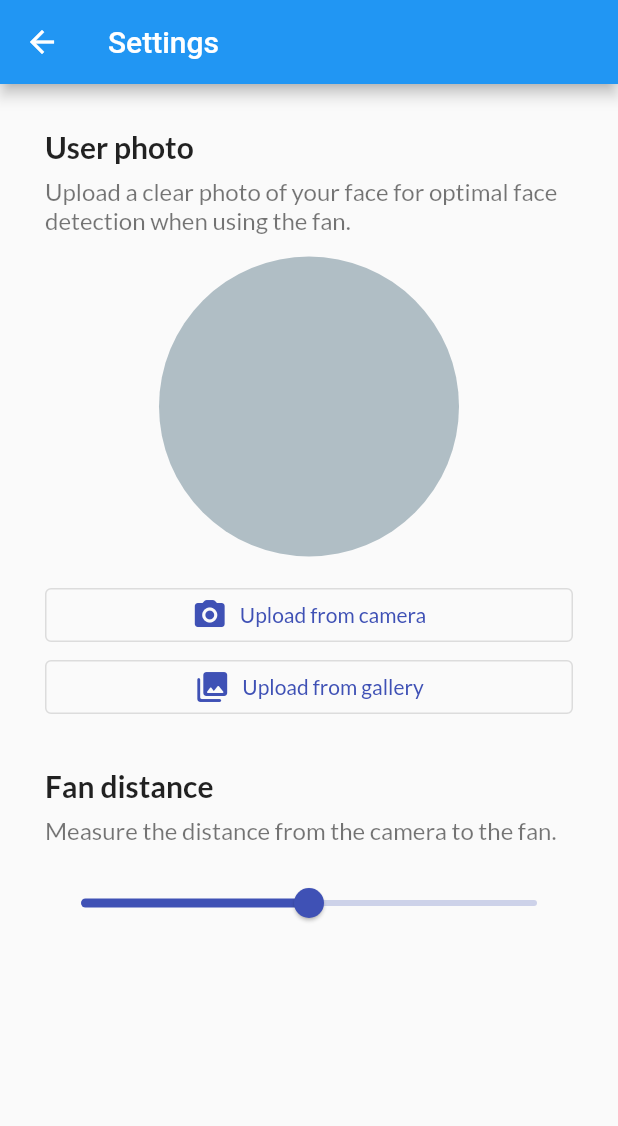
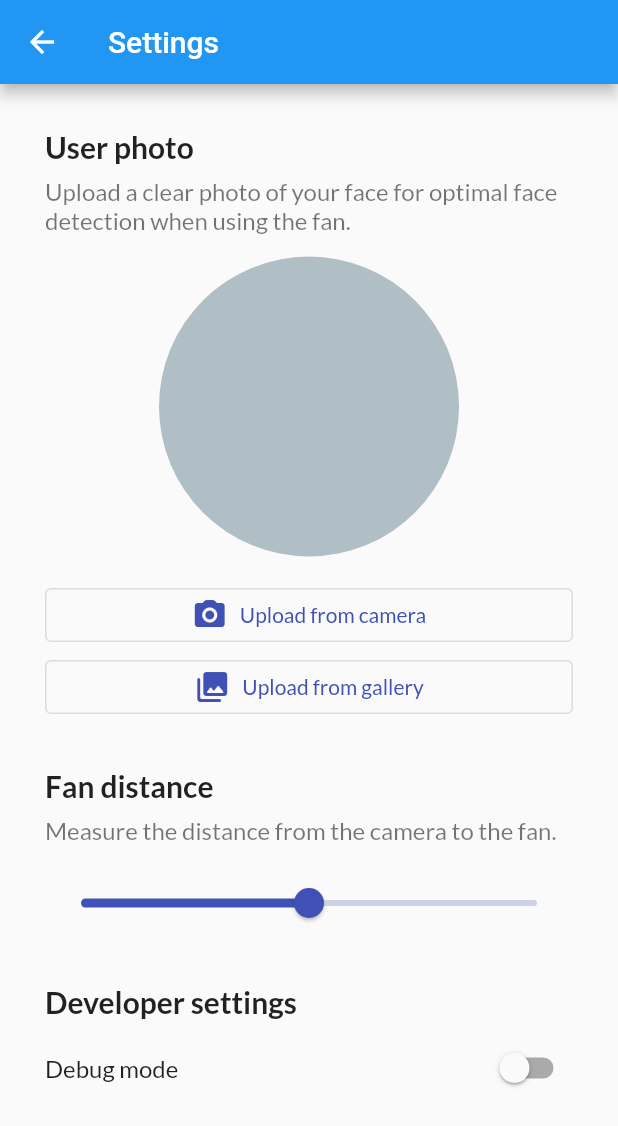
Before and after one commit to odedburstein/SmartAC, a Flutter app: the screen it shows after launch, after a tap on the "settings" icon, on a phone screen of 412 x 824 dp. Shown: the top 1126 px of the screen. Run offline on Flutter 3.47's test engine with Material 2 defaults, Android fonts, the phone set to English and light mode, and no system bars; our stand-ins replace cloud_firestore, firebase_core, firebase_storage, flutter_bluetooth_serial, flutter_image_compress, google_fonts and 3 more; accounts and stored records are empty; network calls fail.

Commit message:
Implement debug mode

```diff
--- /dev/null
+++ b/smart_ac/lib/components/debug_mode_switch.dart
@@ -0,0 +1,25 @@
+import 'package:flutter/material.dart';
+import 'package:provider/provider.dart';
+import 'package:smart_ac/repositories/bluetooth_repository.dart';
+
+class DebugModeSwitch extends StatelessWidget {
+  const DebugModeSwitch({Key key}) : super(key: key);
+
+  @override
+  Widget build(BuildContext context) {
+    final bluetoothRepository = Provider.of<BluetoothRepository>(context);
+
+    return Row(mainAxisAlignment: MainAxisAlignment.spaceBetween, children: [
+      Text('Debug mode', style: TextStyle(
+        fontWeight: FontWeight.w500,
+        fontSize: 16,
+      )),
+      Switch(
+          value: bluetoothRepository.isDebugMode,
+          onChanged: (_) async {
+            await bluetoothRepository.toggleDebugMode();
+          }
+      ),
+    ]);
+  }
+}
--- a/smart_ac/lib/components/distance_slider.dart
+++ b/smart_ac/lib/components/distance_slider.dart
@@ -14,7 +14,7 @@ class DistanceSlider extends StatelessWidget {
       builder: (context, snapshot) {
         if (snapshot.connectionState != ConnectionState.done) {
           return Center(child: Container(
-            padding: EdgeInsets.only(top: 21),
+            padding: EdgeInsets.only(top: 21, bottom: 21),
             margin: EdgeInsets.symmetric(horizontal: 22),
             child: ClipRRect(
                 borderRadius: BorderRadius.all(Radius.circular(5)),
--- a/smart_ac/lib/main.dart
+++ b/smart_ac/lib/main.dart
@@ -12,30 +12,16 @@ void main() {
 
 class App extends StatelessWidget {
   final _initializeApp = Firebase.initializeApp();
+  final _fetchDebugMode = BluetoothRepository.instance().fetchDebugMode();
 
   App({Key key}) : super(key: key);
 
   @override
   Widget build(BuildContext context) {
     return FutureBuilder(
-      future: _initializeApp,
+      future: Future.wait([_initializeApp, _fetchDebugMode]),
       builder: (context, snapshot) {
         if (snapshot.connectionState == ConnectionState.done) {
-          return MyApp();
-        }
-
-        return MaterialApp(
-          theme: ThemeData(primarySwatch: Colors.indigo),
-          home: Center(child: CircularProgressIndicator()),
-        );
-      },
-    );
-  }
-}
-
-class MyApp extends StatelessWidget {
-  @override
-  Widget build(BuildContext context) {
           return ChangeNotifierProvider(
             create: (_) => BluetoothRepository.instance(),
             child: MaterialApp(
@@ -52,4 +38,12 @@ class MyApp extends StatelessWidget {
             ),
           );
         }
+
+        return MaterialApp(
+          theme: ThemeData(primarySwatch: Colors.indigo),
+          home: Center(child: CircularProgressIndicator()),
+        );
+      },
+    );
   }
+}
--- a/smart_ac/lib/repositories/bluetooth_repository.dart
+++ b/smart_ac/lib/repositories/bluetooth_repository.dart
@@ -3,16 +3,19 @@ import 'dart:typed_data';
 
 import 'package:flutter/cupertino.dart';
 import 'package:flutter_bluetooth_serial/flutter_bluetooth_serial.dart';
+import 'package:shared_preferences/shared_preferences.dart';
 import 'package:smart_ac/enums/bluetooth_status.dart';
 
 class BluetoothRepository with ChangeNotifier {
   BluetoothConnection _connection;
   BluetoothStatus _status = BluetoothStatus.uninitialized;
+  bool _isDebugMode = false;
 
   BluetoothRepository.instance();
 
   BluetoothConnection get connection => _connection;
   BluetoothStatus get status => _status;
+  bool get isDebugMode => _isDebugMode;
 
   Future<bool> connectToRaspberryPi(ValueChanged<Uint8List> onChange) async {
     var success = true;
@@ -30,6 +33,19 @@ class BluetoothRepository with ChangeNotifier {
       notifyListeners();
     }
     return success;
+  }
+
+  Future<void> fetchDebugMode() async {
+    final sharedPreferences = await SharedPreferences.getInstance();
+    final debugMode = sharedPreferences.getBool('isDebugMode');
+    _isDebugMode = debugMode ?? false;
+  }
+
+  Future<void> toggleDebugMode() async {
+    final sharedPreferences = await SharedPreferences.getInstance();
+    sharedPreferences.setBool('isDebugMode', !_isDebugMode);
+    _isDebugMode = !_isDebugMode;
+    notifyListeners();
   }
 
   Future sendTurnOnSystem() {
--- a/smart_ac/lib/screens/home.dart
+++ b/smart_ac/lib/screens/home.dart
@@ -41,6 +41,7 @@ class _MyHomePageState extends State<MyHomePage> {
     final theme = Theme.of(context);
     final textFieldBorder = OutlineInputBorder(
         borderSide: BorderSide(color: Colors.white));
+    final bluetoothRepository = Provider.of<BluetoothRepository>(context);
 
     return Scaffold(
       backgroundColor: theme.primaryColor,
@@ -109,6 +110,7 @@ class _MyHomePageState extends State<MyHomePage> {
               _loading = false;
             });
           }),
+          if (bluetoothRepository.isDebugMode) ... [
             Container(height: 26,),
             Container(
               constraints: BoxConstraints(maxWidth: 200),
@@ -134,7 +136,8 @@ class _MyHomePageState extends State<MyHomePage> {
                   _messageController.text = '';
                 }
               },
-          )
+            ),
+          ],
         ]),
       ),
     );
--- a/smart_ac/lib/screens/settings.dart
+++ b/smart_ac/lib/screens/settings.dart
@@ -3,6 +3,7 @@ import 'dart:io';
 import 'package:flutter/material.dart';
 import 'package:image_picker/image_picker.dart';
 import 'package:provider/provider.dart';
+import 'package:smart_ac/components/debug_mode_switch.dart';
 import 'package:smart_ac/components/distance_slider.dart';
 import 'package:smart_ac/components/user_thumbnail.dart';
 import 'package:smart_ac/enums/bluetooth_status.dart';
@@ -70,6 +71,14 @@ class _SettingsScreenState extends State<SettingsScreen> {
         )),
         Container(height: 15),
         DistanceSlider(),
+        Container(height: 30),
+        Text('Developer settings', style: TextStyle(
+          fontWeight: FontWeight.bold,
+          color: Colors.black87,
+          fontSize: 20,
+        )),
+        Container(height: 8),
+        DebugModeSwitch(),
       ])),
     );
   }
--- a/smart_ac/pubspec.yaml
+++ b/smart_ac/pubspec.yaml
@@ -34,6 +34,7 @@ dependencies:
   flutter_launcher_icons: ^0.9.0
   shimmer: ^2.0.0
   provider: ^5.0.0
+  shared_preferences: ^2.0.6
 
   # The following adds the Cupertino Icons font to your application.
   # Use with the CupertinoIcons class for iOS style icons.
```
Also changed, not shown: smart_ac/pubspec.lock, 1 other file. Lines whose indentation alone changed are shown as unchanged.
